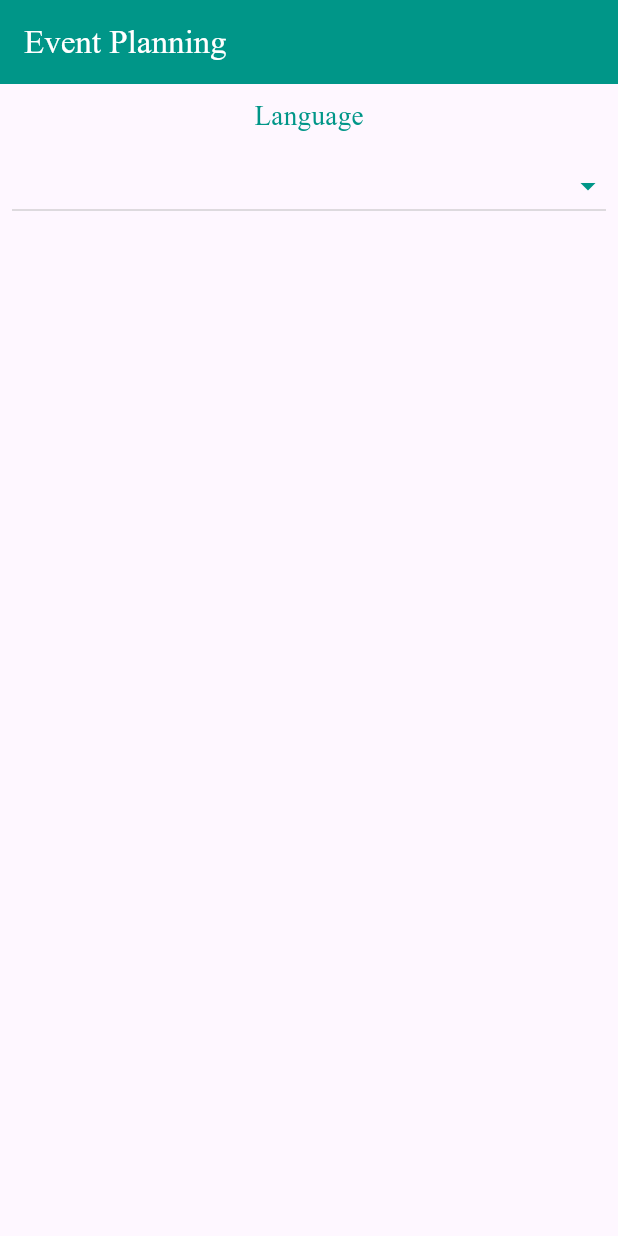
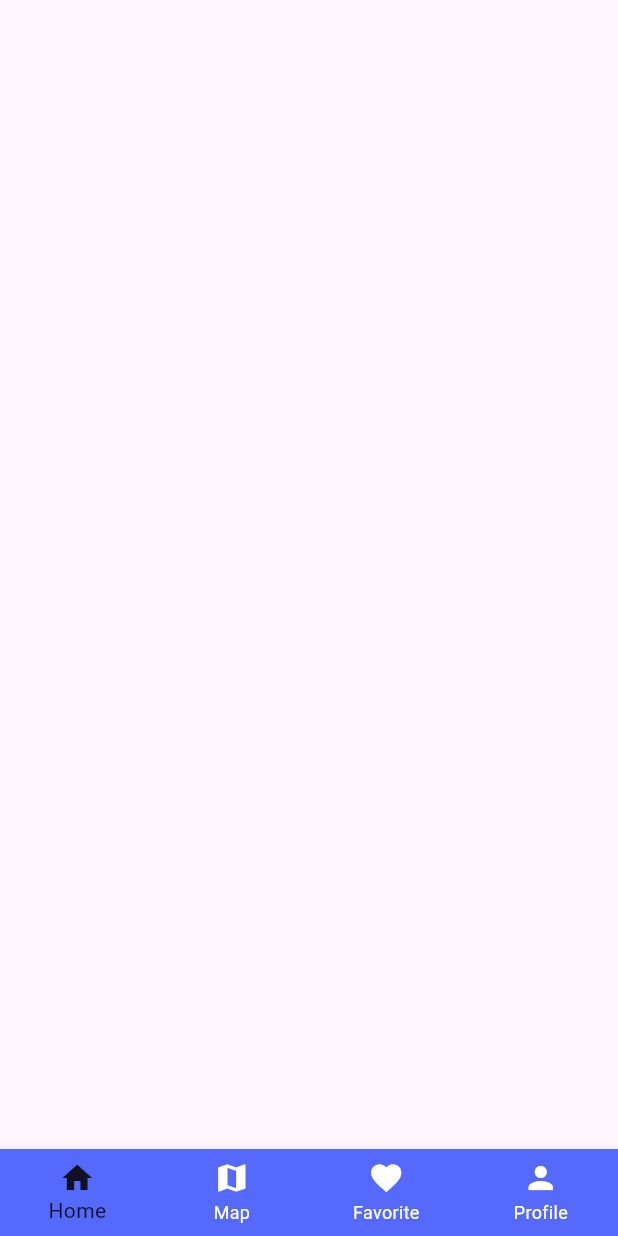
Before and after one commit to SajaAsfour/Event-Planning-Mobile-App, a Flutter app: the screen it shows after launch, on a phone screen of 412 x 824 dp. Run offline on Flutter 3.47's test engine with Material 3 defaults, Android fonts, the light colour scheme and no system bars; generated files the repository leaves out were written again.

Commit message:
app theme

```diff
--- /dev/null
+++ b/lib/core/providers/app_theme_provider.dart
@@ -0,0 +1,12 @@
+import 'package:flutter/material.dart';
+
+class AppThemeProvider extends ChangeNotifier{
+
+  ThemeMode app_theme = ThemeMode.light;
+
+  void changeTheme( ThemeMode newAppTheme){
+    if (newAppTheme == app_theme) return;
+    app_theme = newAppTheme;
+    notifyListeners();
+  }
+}
--- /dev/null
+++ b/lib/core/utils/app_colors.dart
@@ -0,0 +1,15 @@
+import 'package:flutter/material.dart';
+
+class AppColors {
+  static const primaryLight = Color(0xFF5669FF);
+  static const primaryDark = Color(0xFF101127);
+  static const blackColor = Color(0xFF1c1c1c);
+  static const greenColor = Color(0xFF2BA24C);
+  static const blueColor = Color(0xFF3B7DED);
+  static const orangeColor = Color(0xFFE43E28);
+  static const yellowColor = Color(0xFFF0B501);
+  static const whiteColor = Color(0xFFFFFFFF);
+  static const redColor = Color(0xFFFF5659);
+  static const greyColor = Color(0xFF787878);
+  static const transparentColor = Colors.transparent;
+}
--- /dev/null
+++ b/lib/core/utils/app_theme.dart
@@ -0,0 +1,32 @@
+// ignore_for_file: prefer_const_constructors
+
+import 'package:flutter/material.dart';
+import 'package:tevent/core/utils/app_colors.dart';
+
+class AppTheme {
+  static final ThemeData lightTheme = ThemeData(
+    appBarTheme: AppBarTheme(
+      backgroundColor: AppColors.primaryLight,
+      foregroundColor: AppColors.primaryDark
+    ),
+    bottomNavigationBarTheme: BottomNavigationBarThemeData(
+      selectedItemColor: AppColors.primaryDark,
+      unselectedItemColor: AppColors.whiteColor,
+      backgroundColor: AppColors.primaryLight,
+      type: BottomNavigationBarType.fixed
+    )
+  );
+  static final ThemeData darkTheme = ThemeData(
+    appBarTheme: AppBarTheme(
+      backgroundColor: AppColors.primaryDark,
+      foregroundColor: AppColors.primaryLight
+    ),
+     bottomNavigationBarTheme: BottomNavigationBarThemeData(
+      selectedItemColor: AppColors.primaryLight,
+      unselectedItemColor: AppColors.whiteColor,
+      backgroundColor: AppColors.primaryDark,
+      type: BottomNavigationBarType.fixed
+    )
+  );
+
+}
--- a/lib/feature/home/home_page.dart
+++ b/lib/feature/home/home_page.dart
@@ -1,77 +1,26 @@
-// ignore_for_file: prefer_const_constructors, prefer_const_literals_to_create_immutables
+// ignore_for_file: prefer_const_literals_to_create_immutables, prefer_const_constructors
 
 import 'package:flutter/material.dart';
 import 'package:flutter_gen/gen_l10n/app_localizations.dart';
-import 'package:provider/provider.dart';
-
-import '../../core/providers/app_language_provider.dart';
 
 class HomePage extends StatelessWidget {
   const HomePage({super.key});
 
   @override
   Widget build(BuildContext context) {
-    var languageProvider = Provider.of<AppLanguageProvider>(context);
     return Scaffold(
-      appBar: AppBar(
-        title: Text(
-          AppLocalizations.of(context)!.appTitle,
-          style: TextStyle(
-            color: Colors.white,
-            fontFamily: "Times New Roman",
-          ),
-        ),
-        backgroundColor: Colors.teal,
-      ),
-      body: Padding(
-        padding: const EdgeInsets.all(8.0),
-        child: Column(
-          children: [
-            Text(
-              AppLocalizations.of(context)!.la,
-              style: TextStyle(
-                fontFamily: "Times New Roman",
-                fontSize: 18,
-                color: Colors.teal,
-              ),
-            ),
-            SizedBox(
-              height: 10,
-            ),
-            DropdownButton(
-                isExpanded: true,
-                dropdownColor: Colors.teal,
-                iconEnabledColor: Colors.teal,
-                items: [
-                  DropdownMenuItem(
-                    value: 'en',
-                    child: Text(
-                      "English",
-                      style: TextStyle(
-                        fontFamily: "Times New Roman",
-                        fontSize: 18,
-                        color: Colors.white,
-                      ),
-                    ),
-                  ),
-                  DropdownMenuItem(
-                    value: 'ar',
-                    child: Text(
-                      "العربية",
-                      style: TextStyle(
-                        fontFamily: "Times New Roman",
-                        fontSize: 18,
-                        color: Colors.white,
-                      ),
-                    ),
-                  ),
-                ],
-                onChanged: (value) {
-                  languageProvider.changeLanguage(value.toString());
-                })
-          ],
-        ),
-      ),
+      bottomNavigationBar: BottomNavigationBar(items: [
+        BottomNavigationBarItem(
+            icon: Icon(Icons.home), label: AppLocalizations.of(context)!.home),
+        BottomNavigationBarItem(
+            icon: Icon(Icons.map), label: AppLocalizations.of(context)!.map),
+        BottomNavigationBarItem(
+            icon: Icon(Icons.favorite),
+            label: AppLocalizations.of(context)!.favorite),
+        BottomNavigationBarItem(
+            icon: Icon(Icons.person),
+            label: AppLocalizations.of(context)!.profile)
+      ]),
     );
   }
 }
--- a/lib/l10n/app_ar.arb
+++ b/lib/l10n/app_ar.arb
@@ -5,5 +5,9 @@
     "theme": "السمة",
     "dark": "داكن",
     "light": "فاتح",
-    "appTitle": "تخطيط الفعاليات"
+    "appTitle": "تخطيط الفعاليات",
+    "home": "الرئيسية",
+    "map": "الخريطة",
+    "favorite": "المفضلة",
+    "profile": "الملف الشخصي"
 }
--- a/lib/l10n/app_en.arb
+++ b/lib/l10n/app_en.arb
@@ -5,5 +5,9 @@
     "theme" : "Theme" ,
     "dark" : "Dark" ,
     "light" : "Light" ,
-    "appTitle" : "Event Planning"
+    "appTitle" : "Event Planning",
+    "home" : "Home",
+    "map" :"Map",
+    "favorite" : "Favorite",
+    "profile" : "Profile"
 }
--- a/lib/main.dart
+++ b/lib/main.dart
@@ -2,13 +2,18 @@
 
 import 'package:flutter/material.dart';
 import 'package:provider/provider.dart';
+import 'package:tevent/core/providers/app_theme_provider.dart';
+import 'package:tevent/core/utils/app_theme.dart';
 import 'package:tevent/feature/home/home_page.dart';
 import 'package:flutter_gen/gen_l10n/app_localizations.dart';
 import 'core/providers/app_language_provider.dart';
 
 void main() {
-  runApp(ChangeNotifierProvider(
-    create: (contex) => AppLanguageProvider(),
+  runApp(MultiProvider(
+    providers: [
+      ChangeNotifierProvider(create: (contex) => AppLanguageProvider()),
+      ChangeNotifierProvider(create: (contex) => AppThemeProvider())
+    ],
     child: MainApp(),
   ));
 }
@@ -19,9 +24,13 @@ class MainApp extends StatelessWidget {
   @override
   Widget build(BuildContext context) {
     var languageProvider = Provider.of<AppLanguageProvider>(context);
+    var themeProvider = Provider.of<AppThemeProvider>(context);
     return MaterialApp(
       localizationsDelegates: AppLocalizations.localizationsDelegates,
       supportedLocales: AppLocalizations.supportedLocales,
+      themeMode: themeProvider.app_theme,
+      theme: AppTheme.lightTheme,
+      darkTheme: AppTheme.darkTheme,
       debugShowCheckedModeBanner: false,
       locale: Locale(languageProvider.appLanguage),
       initialRoute: '/',
```
Also changed, not shown: lib/feature/profile/profile_page.dart (added, +144 -0 lines).
